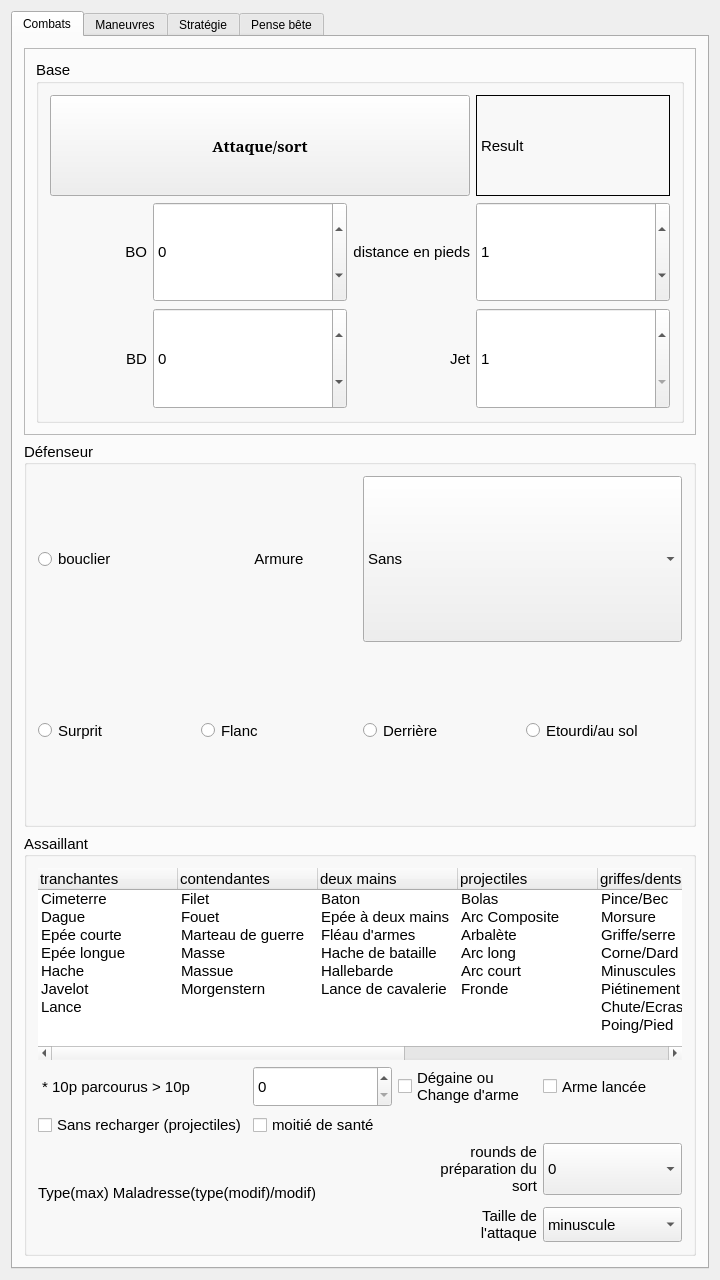
This is mainwindow.ui in e2002e/JRTM-MERP as Qt 5 draws it before an edit. The edited form follows.
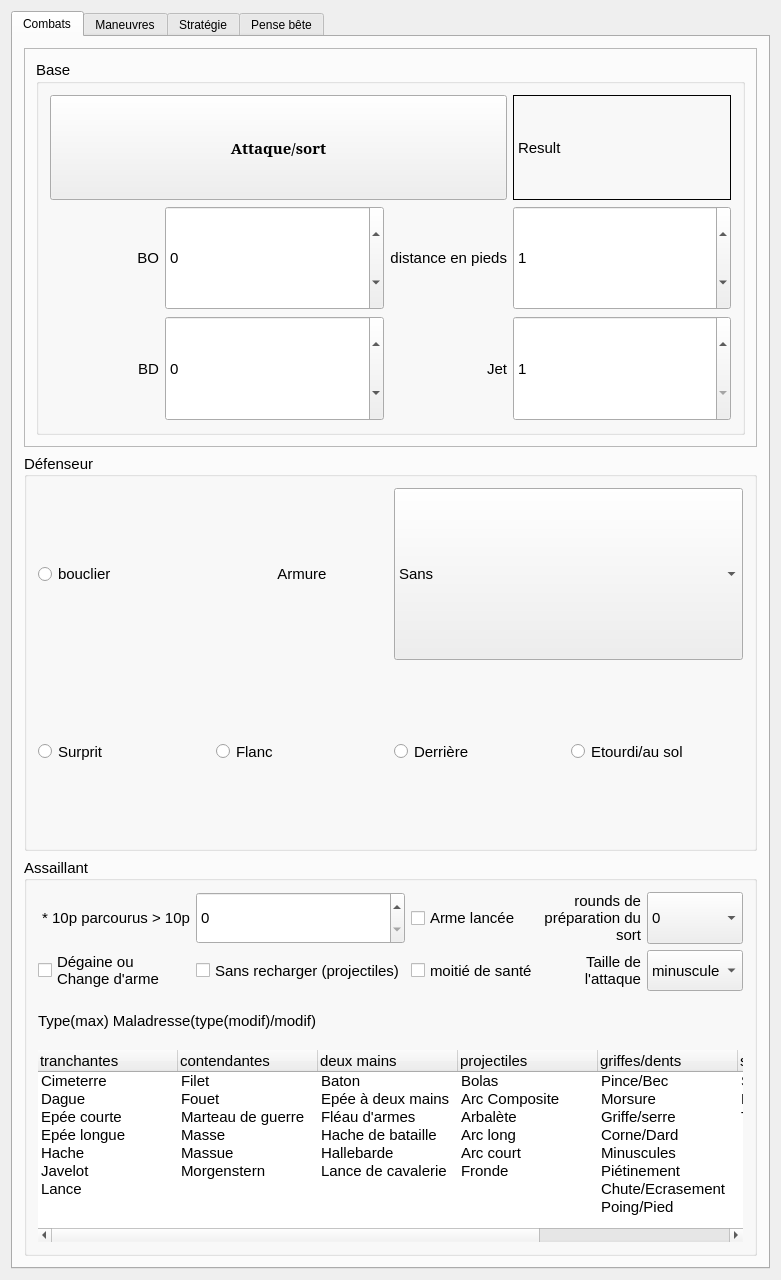
This is the edited form. Icons and pictures are not drawn.

The edit to the form file:
```diff
--- a/mainwindow.ui
+++ b/mainwindow.ui
@@ -35,18 +35,18 @@
    </font>
   </property>
   <property name="windowTitle">
-   <string>Jrtm</string>
+   <string>Merp Assistant </string>
   </property>
   <property name="windowIcon">
    <iconset>
-    <normaloff>ring.png</normaloff>
-    <normalon>ring.png</normalon>
-    <disabledoff>ring.png</disabledoff>
-    <disabledon>ring.png</disabledon>
-    <activeoff>ring.png</activeoff>
-    <activeon>ring.png</activeon>
-    <selectedoff>ring.png</selectedoff>
-    <selectedon>ring.png</selectedon>ring.png</iconset>
+    <normaloff>resources/iconhdpi.png</normaloff>
+    <normalon>resources/iconhdpi.png</normalon>
+    <disabledoff>resources/iconhdpi.png</disabledoff>
+    <disabledon>resources/iconhdpi.png</disabledon>
+    <activeoff>resources/iconhdpi.png</activeoff>
+    <activeon>resources/iconhdpi.png</activeon>
+    <selectedoff>resources/iconhdpi.png</selectedoff>
+    <selectedon>resources/iconhdpi.png</selectedon>resources/iconhdpi.png</iconset>
   </property>
   <widget class="QWidget" name="centralWidget">
    <property name="enabled">
@@ -669,6 +669,61 @@
             </widget>
            </item>
            <item row="3" column="2">
+            <widget class="QCheckBox" name="checkBox">
+             <property name="enabled">
+              <bool>true</bool>
+             </property>
+             <property name="sizePolicy">
+              <sizepolicy hsizetype="Preferred" vsizetype="Preferred">
+               <horstretch>0</horstretch>
+               <verstretch>0</verstretch>
+              </sizepolicy>
+             </property>
+             <property name="font">
+              <font>
+               <pointsize>11</pointsize>
+               <weight>50</weight>
+               <bold>false</bold>
+              </font>
+             </property>
+             <property name="layoutDirection">
+              <enum>Qt::LeftToRight</enum>
+             </property>
+             <property name="text">
+              <string>Arme lancée</string>
+             </property>
+             <property name="checkable">
+              <bool>true</bool>
+             </property>
+            </widget>
+           </item>
+           <item row="4" column="1">
+            <widget class="QCheckBox" name="checkBox_2">
+             <property name="enabled">
+              <bool>true</bool>
+             </property>
+             <property name="sizePolicy">
+              <sizepolicy hsizetype="Preferred" vsizetype="Preferred">
+               <horstretch>0</horstretch>
+               <verstretch>0</verstretch>
+              </sizepolicy>
+             </property>
+             <property name="font">
+              <font>
+               <pointsize>11</pointsize>
+               <weight>50</weight>
+               <bold>false</bold>
+              </font>
+             </property>
+             <property name="layoutDirection">
+              <enum>Qt::LeftToRight</enum>
+             </property>
+             <property name="text">
+              <string>Sans recharger (projectiles)</string>
+             </property>
+            </widget>
+           </item>
+           <item row="4" column="0">
             <widget class="QCheckBox" name="checkBox_9">
              <property name="sizePolicy">
               <sizepolicy hsizetype="Preferred" vsizetype="Preferred">
@@ -692,29 +747,6 @@
              </property>
             </widget>
            </item>
-           <item row="4" column="1">
-            <widget class="QCheckBox" name="checkBox_10">
-             <property name="sizePolicy">
-              <sizepolicy hsizetype="Preferred" vsizetype="Preferred">
-               <horstretch>0</horstretch>
-               <verstretch>0</verstretch>
-              </sizepolicy>
-             </property>
-             <property name="font">
-              <font>
-               <pointsize>11</pointsize>
-               <weight>50</weight>
-               <bold>false</bold>
-              </font>
-             </property>
-             <property name="text">
-              <string>moitié de santé</string>
-             </property>
-             <property name="autoExclusive">
-              <bool>false</bool>
-             </property>
-            </widget>
-           </item>
            <item row="3" column="1">
             <widget class="QSpinBox" name="spinBox_5">
              <property name="sizePolicy">
@@ -731,8 +763,55 @@
              </property>
             </widget>
            </item>
+           <item row="4" column="2">
+            <widget class="QCheckBox" name="checkBox_10">
+             <property name="sizePolicy">
+              <sizepolicy hsizetype="Preferred" vsizetype="Preferred">
+               <horstretch>0</horstretch>
+               <verstretch>0</verstretch>
+              </sizepolicy>
+             </property>
+             <property name="font">
+              <font>
+               <pointsize>11</pointsize>
+               <weight>50</weight>
+               <bold>false</bold>
+              </font>
+             </property>
+             <property name="text">
+              <string>moitié de santé</string>
+             </property>
+             <property name="autoExclusive">
+              <bool>false</bool>
+             </property>
+            </widget>
+           </item>
            <item row="3" column="3">
-            <widget class="QCheckBox" name="checkBox">
+            <widget class="QLabel" name="label_34">
+             <property name="font">
+              <font>
+               <pointsize>11</pointsize>
+               <weight>50</weight>
+               <italic>false</italic>
+               <bold>false</bold>
+               <underline>false</underline>
+              </font>
+             </property>
+             <property name="layoutDirection">
+              <enum>Qt::LeftToRight</enum>
+             </property>
+             <property name="text">
+              <string>rounds de
+préparation du
+sort</string>
+             </property>
+             <property name="alignment">
+              <set>Qt::AlignRight|Qt::AlignTrailing|Qt::AlignVCenter</set>
+             </property>
+            </widget>
+           </item>
+           <item row="3" column="4">
+            <widget class="QComboBox" name="comboBox_8">
              <property name="enabled">
               <bool>true</bool>
              </property>
@@ -742,25 +821,133 @@
                <verstretch>0</verstretch>
               </sizepolicy>
              </property>
+             <property name="sizeAdjustPolicy">
+              <enum>QComboBox::AdjustToContents</enum>
+             </property>
+             <item>
+              <property name="text">
+               <string>0</string>
+              </property>
+             </item>
+             <item>
+              <property name="text">
+               <string>1</string>
+              </property>
+             </item>
+             <item>
+              <property name="text">
+               <string>2</string>
+              </property>
+             </item>
+             <item>
+              <property name="text">
+               <string>3</string>
+              </property>
+             </item>
+             <item>
+              <property name="text">
+               <string>4</string>
+              </property>
+             </item>
+            </widget>
+           </item>
+           <item row="4" column="3">
+            <widget class="QLabel" name="label_9">
+             <property name="sizePolicy">
+              <sizepolicy hsizetype="Preferred" vsizetype="Preferred">
+               <horstretch>0</horstretch>
+               <verstretch>0</verstretch>
+              </sizepolicy>
+             </property>
              <property name="font">
               <font>
                <pointsize>11</pointsize>
                <weight>50</weight>
+               <italic>false</italic>
                <bold>false</bold>
+               <underline>false</underline>
               </font>
              </property>
+             <property name="text">
+              <string>Taille de
+l'attaque</string>
+             </property>
+             <property name="alignment">
+              <set>Qt::AlignRight|Qt::AlignTrailing|Qt::AlignVCenter</set>
+             </property>
+            </widget>
+           </item>
+           <item row="4" column="4">
+            <widget class="QComboBox" name="comboBox_5">
+             <property name="enabled">
+              <bool>true</bool>
+             </property>
+             <property name="sizePolicy">
+              <sizepolicy hsizetype="Preferred" vsizetype="Preferred">
+               <horstretch>0</horstretch>
+               <verstretch>0</verstretch>
+              </sizepolicy>
+             </property>
              <property name="layoutDirection">
               <enum>Qt::LeftToRight</enum>
              </property>
-             <property name="text">
-              <string>Arme lancée</string>
+             <property name="sizeAdjustPolicy">
+              <enum>QComboBox::AdjustToContents</enum>
              </property>
-             <property name="checkable">
-              <bool>true</bool>
+             <item>
+              <property name="text">
+               <string>minuscule</string>
+              </property>
+             </item>
+             <item>
+              <property name="text">
+               <string>petite</string>
+              </property>
+             </item>
+             <item>
+              <property name="text">
+               <string>moyenne</string>
+              </property>
+             </item>
+             <item>
+              <property name="text">
+               <string>grande</string>
+              </property>
+             </item>
+             <item>
+              <property name="text">
+               <string>énormes</string>
+              </property>
+             </item>
+            </widget>
+           </item>
+           <item row="9" column="0" rowspan="3" colspan="5">
+            <widget class="QLabel" name="label_6">
+             <property name="sizePolicy">
+              <sizepolicy hsizetype="Preferred" vsizetype="Preferred">
+               <horstretch>0</horstretch>
+               <verstretch>0</verstretch>
+              </sizepolicy>
              </property>
+             <property name="font">
+              <font>
+               <pointsize>11</pointsize>
+               <weight>50</weight>
+               <bold>false</bold>
+              </font>
+             </property>
+             <property name="frameShape">
+              <enum>QFrame::NoFrame</enum>
+             </property>
+             <property name="frameShadow">
+              <enum>QFrame::Raised</enum>
+             </property>
+             <property name="text">
+              <string>Type(max) Maladresse(type(modif)/modif)</string>
+             </property>
             </widget>
            </item>
-           <item row="0" column="0" colspan="4">
+           <item row="12" column="0" colspan="5">
             <widget class="QTreeWidget" name="treeWidget">
              <property name="sizePolicy">
               <sizepolicy hsizetype="Preferred" vsizetype="Preferred">
@@ -824,7 +1011,7 @@
               <enum>Qt::ElideNone</enum>
              </property>
              <property name="horizontalScrollMode">
-              <enum>QAbstractItemView::ScrollPerItem</enum>
+              <enum>QAbstractItemView::ScrollPerPixel</enum>
              </property>
              <property name="indentation">
               <number>0</number>
@@ -1092,193 +1279,6 @@
              </item>
             </widget>
            </item>
-           <item row="4" column="0">
-            <widget class="QCheckBox" name="checkBox_2">
-             <property name="enabled">
-              <bool>true</bool>
-             </property>
-             <property name="sizePolicy">
-              <sizepolicy hsizetype="Preferred" vsizetype="Preferred">
-               <horstretch>0</horstretch>
-               <verstretch>0</verstretch>
-              </sizepolicy>
-             </property>
-             <property name="font">
-              <font>
-               <pointsize>11</pointsize>
-               <weight>50</weight>
-               <bold>false</bold>
-              </font>
-             </property>
-             <property name="layoutDirection">
-              <enum>Qt::LeftToRight</enum>
-             </property>
-             <property name="text">
-              <string>Sans recharger (projectiles)</string>
-             </property>
-            </widget>
-           </item>
-           <item row="9" column="3">
-            <widget class="QComboBox" name="comboBox_8">
-             <property name="enabled">
-              <bool>true</bool>
-             </property>
-             <property name="sizePolicy">
-              <sizepolicy hsizetype="Preferred" vsizetype="Preferred">
-               <horstretch>0</horstretch>
-               <verstretch>0</verstretch>
-              </sizepolicy>
-             </property>
-             <property name="sizeAdjustPolicy">
-              <enum>QComboBox::AdjustToContents</enum>
-             </property>
-             <item>
-              <property name="text">
-               <string>0</string>
-              </property>
-             </item>
-             <item>
-              <property name="text">
-               <string>1</string>
-              </property>
-             </item>
-             <item>
-              <property name="text">
-               <string>2</string>
-              </property>
-             </item>
-             <item>
-              <property name="text">
-               <string>3</string>
-              </property>
-             </item>
-             <item>
-              <property name="text">
-               <string>4</string>
-              </property>
-             </item>
-            </widget>
-           </item>
-           <item row="11" column="3">
-            <widget class="QComboBox" name="comboBox_5">
-             <property name="enabled">
-              <bool>true</bool>
-             </property>
-             <property name="sizePolicy">
-              <sizepolicy hsizetype="Preferred" vsizetype="Preferred">
-               <horstretch>0</horstretch>
-               <verstretch>0</verstretch>
-              </sizepolicy>
-             </property>
-             <property name="layoutDirection">
-              <enum>Qt::LeftToRight</enum>
-             </property>
-             <property name="sizeAdjustPolicy">
-              <enum>QComboBox::AdjustToContents</enum>
-             </property>
-             <item>
-              <property name="text">
-               <string>minuscule</string>
-              </property>
-             </item>
-             <item>
-              <property name="text">
-               <string>petite</string>
-              </property>
-             </item>
-             <item>
-              <property name="text">
-               <string>moyenne</string>
-              </property>
-             </item>
-             <item>
-              <property name="text">
-               <string>grande</string>
-              </property>
-             </item>
-             <item>
-              <property name="text">
-               <string>énormes</string>
-              </property>
-             </item>
-            </widget>
-           </item>
-           <item row="9" column="2">
-            <widget class="QLabel" name="label_34">
-             <property name="font">
-              <font>
-               <pointsize>11</pointsize>
-               <weight>50</weight>
-               <italic>false</italic>
-               <bold>false</bold>
-               <underline>false</underline>
-              </font>
-             </property>
-             <property name="layoutDirection">
-              <enum>Qt::LeftToRight</enum>
-             </property>
-             <property name="text">
-              <string>rounds de
-préparation du
-sort</string>
-             </property>
-             <property name="alignment">
-              <set>Qt::AlignRight|Qt::AlignTrailing|Qt::AlignVCenter</set>
-             </property>
-            </widget>
-           </item>
-           <item row="11" column="2">
-            <widget class="QLabel" name="label_9">
-             <property name="sizePolicy">
-              <sizepolicy hsizetype="Preferred" vsizetype="Preferred">
-               <horstretch>0</horstretch>
-               <verstretch>0</verstretch>
-              </sizepolicy>
-             </property>
-             <property name="font">
-              <font>
-               <pointsize>11</pointsize>
-               <weight>50</weight>
-               <italic>false</italic>
-               <bold>false</bold>
-               <underline>false</underline>
-              </font>
-             </property>
-             <property name="text">
-              <string>Taille de
-l'attaque</string>
-             </property>
-             <property name="alignment">
-              <set>Qt::AlignRight|Qt::AlignTrailing|Qt::AlignVCenter</set>
-             </property>
-            </widget>
-           </item>
-           <item row="9" column="0" rowspan="3" colspan="2">
-            <widget class="QLabel" name="label_6">
-             <property name="sizePolicy">
-              <sizepolicy hsizetype="Preferred" vsizetype="Preferred">
-               <horstretch>0</horstretch>
-               <verstretch>0</verstretch>
-              </sizepolicy>
-             </property>
-             <property name="font">
-              <font>
-               <pointsize>11</pointsize>
-               <weight>50</weight>
-               <bold>false</bold>
-              </font>
-             </property>
-             <property name="frameShape">
-              <enum>QFrame::NoFrame</enum>
-             </property>
-             <property name="frameShadow">
-              <enum>QFrame::Raised</enum>
-             </property>
-             <property name="text">
-              <string>Type(max) Maladresse(type(modif)/modif)</string>
-             </property>
-            </widget>
-           </item>
           </layout>
          </widget>
         </item>
```
